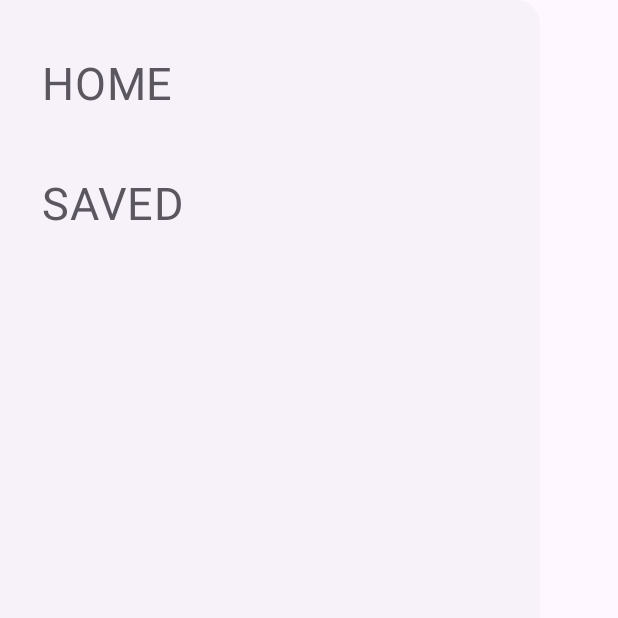
After one commit to Skerath/2324-MobileAppDevAndroid-MauriceCantaert, an Android app built with Jetpack Compose: the composable NavigationDrawer shown on its own in the app's theme, on a phone screen of 412 x 824 dp, the top half of it. The commit adds this screen. Run offline under Robolectric (Android 15) with nearby library versions, the phone set to English and light mode, and no system bars.

Commit message:
add navigation & fix dependencies

```diff
--- a/app/build.gradle.kts
+++ b/app/build.gradle.kts
@@ -2,7 +2,7 @@ plugins {
     id("com.android.application")
     id("org.jetbrains.kotlin.android")
     id("org.jetbrains.kotlin.plugin.serialization") version "1.8.10"
-    id("com.google.devtools.ksp")
+    id("com.google.devtools.ksp") version "1.9.10-1.0.13"
     id("org.jetbrains.dokka") version "1.9.10"
 }
 
@@ -37,13 +37,13 @@ android {
         targetCompatibility = JavaVersion.VERSION_17
     }
     kotlinOptions {
-        jvmTarget = "1.8"
+        jvmTarget = "17"
     }
     buildFeatures {
         compose = true
     }
     composeOptions {
-        kotlinCompilerExtensionVersion = "1.4.3"
+        kotlinCompilerExtensionVersion = "1.5.3"
     }
     packaging {
         resources {
--- /dev/null
+++ b/app/src/main/java/be/mauricecantaert/mobileappdevandroid/ui/navigation/NavigationRoutes.kt
@@ -0,0 +1,15 @@
+package be.mauricecantaert.mobileappdevandroid.ui.navigation
+
+import android.content.Context
+import androidx.annotation.StringRes
+import be.mauricecantaert.mobileappdevandroid.R
+
+enum class NavigationRoutes(@StringRes val title: Int) {
+    Home(title = R.string.home_title),
+    Saved(title = R.string.saved_title),
+    ;
+
+    fun getString(context: Context): String {
+        return context.getString(title)
+    }
+}
--- /dev/null
+++ b/app/src/main/java/be/mauricecantaert/mobileappdevandroid/ui/navigation/drawer/NavigationDrawer.kt
@@ -0,0 +1,33 @@
+package be.mauricecantaert.mobileappdevandroid.ui.navigation.drawer
+
+import android.content.Context
+import androidx.compose.foundation.layout.Spacer
+import androidx.compose.foundation.layout.height
+import androidx.compose.material3.ModalDrawerSheet
+import androidx.compose.runtime.Composable
+import androidx.compose.ui.Modifier
+import androidx.compose.ui.draw.alpha
+import androidx.compose.ui.unit.dp
+import be.mauricecantaert.mobileappdevandroid.ui.navigation.NavigationRoutes
+
+@Composable
+fun NavigationDrawer(
+    context: Context,
+    onClick: (String) -> Unit,
+) {
+    ModalDrawerSheet(
+//        drawerContentColor = Color.White,
+        modifier = Modifier
+            .alpha(0.9f),
+    ) {
+        Spacer(
+            modifier = Modifier.height(16.dp),
+        )
+        NavigationRoutes.entries.forEach { item ->
+            NavigationItemComposable(
+                title = item.getString(context),
+                onClick = { onClick(item.name) },
+            )
+        }
+    }
+}
--- /dev/null
+++ b/app/src/main/java/be/mauricecantaert/mobileappdevandroid/ui/navigation/drawer/NavigationItemComposable.kt
@@ -0,0 +1,45 @@
+package be.mauricecantaert.mobileappdevandroid.ui.navigation.drawer
+
+import androidx.compose.foundation.layout.Box
+import androidx.compose.foundation.layout.height
+import androidx.compose.foundation.layout.padding
+import androidx.compose.material3.NavigationDrawerItem
+import androidx.compose.material3.NavigationDrawerItemDefaults
+import androidx.compose.material3.Text
+import androidx.compose.runtime.Composable
+import androidx.compose.ui.Alignment
+import androidx.compose.ui.Modifier
+import androidx.compose.ui.graphics.Color
+import androidx.compose.ui.text.style.TextOverflow
+import androidx.compose.ui.unit.dp
+import androidx.compose.ui.unit.sp
+
+@Composable
+fun NavigationItemComposable(
+    title: String,
+    onClick: () -> Unit,
+) {
+    NavigationDrawerItem(
+        colors = NavigationDrawerItemDefaults.colors(
+            selectedContainerColor = Color.Transparent,
+        ),
+        label = {
+            Box(
+                contentAlignment = Alignment.CenterStart,
+            ) {
+                Text(
+                    text = title.uppercase(),
+                    maxLines = 2,
+                    fontSize = 30.sp,
+                    lineHeight = 35.sp,
+                    overflow = TextOverflow.Ellipsis,
+                )
+            }
+        },
+        selected = false,
+        onClick = { onClick() },
+        modifier = Modifier
+            .height(80.dp)
+            .padding(NavigationDrawerItemDefaults.ItemPadding),
+    )
+}
--- a/app/src/main/res/values/strings.xml
+++ b/app/src/main/res/values/strings.xml
@@ -1,3 +1,8 @@
 <resources>
     <string name="app_name">MobileAppDevAndroid</string>
+    <string name="home_title">Home</string>
+    <string name="saved_title">Saved</string>
+
+    <string name="navigate_back">Navigate back</string>
+    <string name="navigate_hamburger">Open navigation drawer</string>
 </resources>
```
Also changed, not shown: app/src/main/java/be/mauricecantaert/mobileappdevandroid/Application.kt (+66 -3 lines), app/src/main/java/be/mauricecantaert/mobileappdevandroid/ui/navigation/drawer/AppBar.kt (added, +59 -0 lines).
